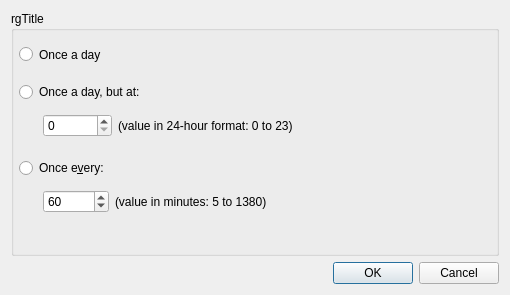
Qt form notifier/octopi-notifier/ui/setupdialog.ui (aarnt/octopi) before a commit.
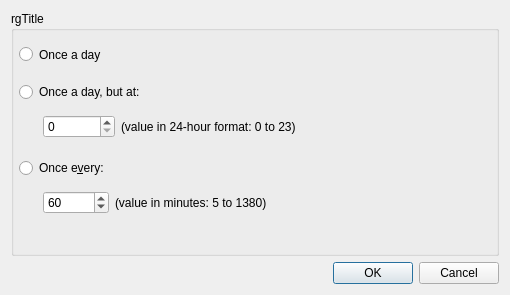
The same form after that commit.

Commit message: - Adjusted notifier to handle 1 month check intervals.

The edit to the form file:
```diff
--- a/notifier/octopi-notifier/ui/setupdialog.ui
+++ b/notifier/octopi-notifier/ui/setupdialog.ui
@@ -56,7 +56,7 @@
         <x>8</x>
         <y>71</y>
         <width>481</width>
-        <height>62</height>
+        <height>64</height>
        </rect>
       </property>
       <layout class="QVBoxLayout" name="verticalLayout">
@@ -95,7 +95,7 @@
            </property>
            <property name="minimumSize">
             <size>
-             <width>69</width>
+             <width>72</width>
              <height>0</height>
             </size>
            </property>
@@ -139,7 +139,7 @@
         <x>8</x>
         <y>147</y>
         <width>481</width>
-        <height>62</height>
+        <height>64</height>
        </rect>
       </property>
       <layout class="QVBoxLayout" name="verticalLayout_2">
@@ -195,7 +195,7 @@
             <number>5</number>
            </property>
            <property name="maximum">
-            <number>1380</number>
+            <number>44640</number>
            </property>
            <property name="value">
             <number>60</number>
```
The commit also changes 1 other file.
